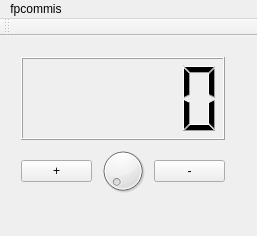
Before: the Qt Designer form mainwindow.ui in fineplacer-183/qt5-playground, drawn with Qt 5.
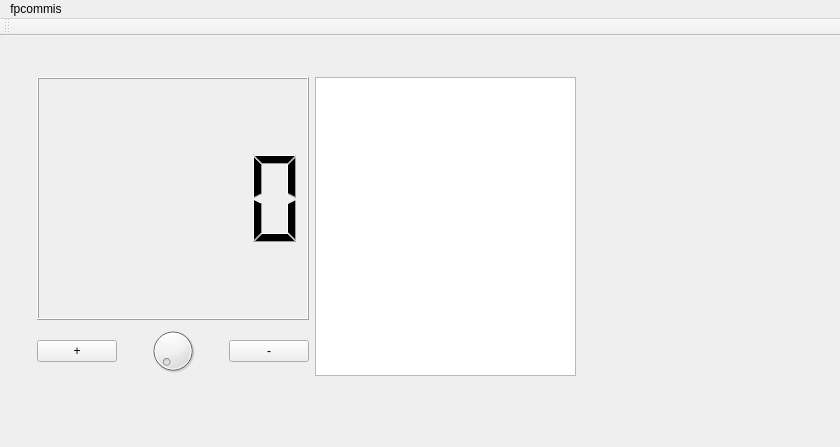
After: the same form once the commit is applied. Custom widgets are drawn as their Qt base class.

Commit message: First test with QCharts

What changed in the file:
```diff
--- a/mainwindow.ui
+++ b/mainwindow.ui
@@ -6,8 +6,8 @@
    <rect>
     <x>0</x>
     <y>0</y>
-    <width>257</width>
-    <height>236</height>
+    <width>840</width>
+    <height>447</height>
    </rect>
   </property>
   <property name="windowTitle">
@@ -17,12 +17,14 @@
    <widget class="QWidget" name="verticalLayoutWidget">
     <property name="geometry">
      <rect>
-      <x>10</x>
-      <y>10</y>
-      <width>226</width>
-      <height>161</height>
+      <x>26</x>
+      <y>30</y>
+      <width>561</width>
+      <height>321</height>
      </rect>
     </property>
+    <layout class="QHBoxLayout" name="horizontalLayout_2">
+     <item>
     <layout class="QVBoxLayout" name="verticalLayout">
      <item>
       <widget class="QLCDNumber" name="lcdNumber"/>
@@ -49,6 +51,11 @@
       </layout>
      </item>
     </layout>
+     </item>
+     <item>
+      <widget class="QChartView" name="graphicsView"/>
+     </item>
+    </layout>
    </widget>
   </widget>
   <widget class="QMenuBar" name="menuBar">
@@ -56,7 +63,7 @@
     <rect>
      <x>0</x>
      <y>0</y>
-     <width>257</width>
+     <width>840</width>
      <height>20</height>
     </rect>
    </property>
@@ -83,6 +90,13 @@
   </action>
  </widget>
  <layoutdefault spacing="6" margin="11"/>
+ <customwidgets>
+  <customwidget>
+   <class>QChartView</class>
+   <extends>QGraphicsView</extends>
+   <header>QtCharts</header>
+  </customwidget>
+ </customwidgets>
  <resources/>
  <connections>
   <connection>
```
Left out of the diff: 2 changed lines with no effect on the pictures. Lines whose indentation alone changed are shown as unchanged. The commit also changes 3 other files.
